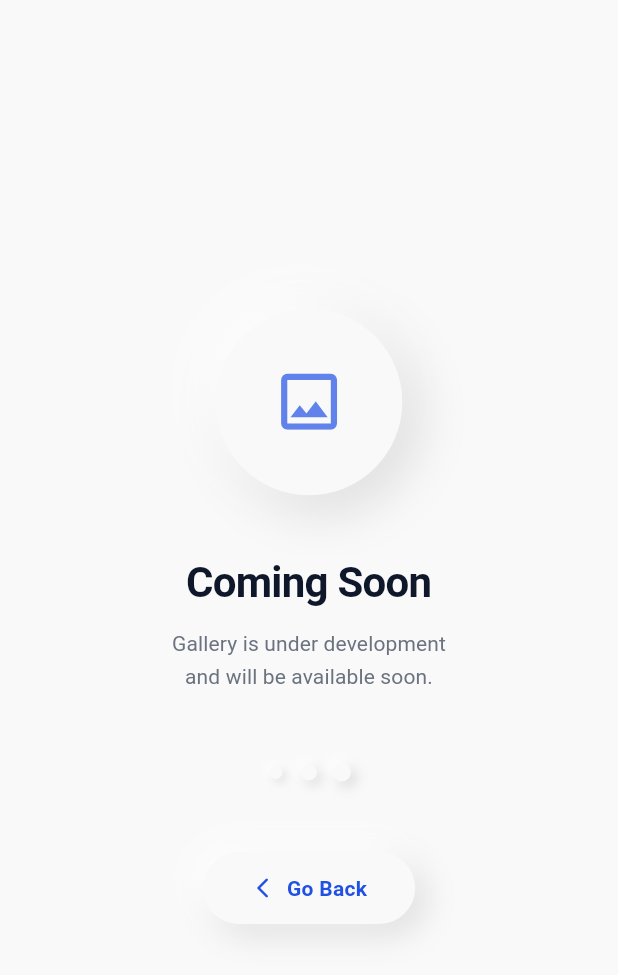
After one commit to ashmitkumar2005/lpuretouch, a Flutter app: the ComingSoonScreen screen opened directly, on a phone screen of 412 x 824 dp. The commit adds this screen. Shown: the top 975 px of the screen. Run offline on Flutter 3.47's test engine with Material 3 defaults, Android fonts, the phone set to English and light mode, and no system bars; our stand-ins replace connectivity_plus, dio, flutter_secure_storage, hive_flutter, shimmer; missing offline and left inert: encrypt; accounts and stored records are empty; Roboto replaces fonts that are missing (SF Pro Display, SF Pro Text).

Commit message:
feat: Coming Soon screen, Neumorphic profile modals, smooth transitions, 4-item dock, Hive cache
- Added ComingSoonScreen (Gallery dock slot) with pulsing Neumorphic icon + animated dots
- Applied Neumorphic dual-shadow cards to profile sub-section modals (Basic/Contact/Admission/Stay/QR)
- Profile modal transitions now use custom AnimationController (400ms easeOut) + snap
- Removed Files/folder from dock → now 4 items; LiquidHighlighter & itemWidth updated
- CacheService: replaced SharedPreferences with Hive binary boxes (lpu_cache_data + lpu_cache_meta)
- authService.fetchAnnouncements & fetchTimetable now read/write Hive cache
- Gallery dock button uses navigatorKey.currentState.push (fixes non-clickable bug)
- Dock observer: added '/' to mainRoutes (fixes dock disappearing on dashboard)
- Profile screen converted to StatefulWidget for AnimationController vsync

```diff
--- /dev/null
+++ b/lib/screens/coming_soon_screen.dart
@@ -0,0 +1,259 @@
+import 'dart:math' as math;
+import 'package:flutter/material.dart';
+import '../core/theme/design_tokens.dart';
+
+class ComingSoonScreen extends StatefulWidget {
+  final String featureName;
+  final IconData icon;
+
+  const ComingSoonScreen({
+    super.key,
+    this.featureName = 'Gallery',
+    this.icon = Icons.image_outlined,
+  });
+
+  @override
+  State<ComingSoonScreen> createState() => _ComingSoonScreenState();
+}
+
+class _ComingSoonScreenState extends State<ComingSoonScreen>
+    with SingleTickerProviderStateMixin {
+  late AnimationController _ctrl;
+  late Animation<double> _pulse;
+
+  @override
+  void initState() {
+    super.initState();
+    _ctrl = AnimationController(
+      vsync: this,
+      duration: const Duration(milliseconds: 2400),
+    )..repeat(reverse: true);
+    _pulse = CurvedAnimation(parent: _ctrl, curve: Curves.easeInOut);
+  }
+
+  @override
+  void dispose() {
+    _ctrl.dispose();
+    super.dispose();
+  }
+
+  @override
+  Widget build(BuildContext context) {
+    return Scaffold(
+      backgroundColor: AppColors.bgDashboard,
+      body: SafeArea(
+        child: Center(
+          child: Padding(
+            padding: const EdgeInsets.symmetric(horizontal: 40),
+            child: Column(
+              mainAxisSize: MainAxisSize.min,
+              children: [
+                // ── Animated Neumorphic Icon Container ──────────────────────
+                AnimatedBuilder(
+                  animation: _pulse,
+                  builder: (_, child) => Transform.scale(
+                    scale: 1.0 + _pulse.value * 0.04,
+                    child: Container(
+                      width: 120,
+                      height: 120,
+                      decoration: BoxDecoration(
+                        color: AppColors.bgDashboard,
+                        shape: BoxShape.circle,
+                        boxShadow: [
+                          BoxShadow(
+                            color: Colors.black
+                                .withOpacity(0.10 + _pulse.value * 0.05),
+                            blurRadius: 28,
+                            offset: const Offset(8, 8),
+                          ),
+                          BoxShadow(
+                            color: Colors.white
+                                .withOpacity(0.9 + _pulse.value * 0.1),
+                            blurRadius: 28,
+                            offset: const Offset(-8, -8),
+                          ),
+                        ],
+                      ),
+                      child: child,
+                    ),
+                  ),
+                  child: Icon(
+                    widget.icon,
+                    size: 48,
+                    color: AppColors.primaryBlue.withOpacity(0.7),
+                  ),
+                ),
+
+                const SizedBox(height: 40),
+
+                // ── "Coming Soon" heading ───────────────────────────────────
+                const Text(
+                  'Coming Soon',
+                  style: TextStyle(
+                    fontFamily: 'SF Pro Display',
+                    fontSize: 28,
+                    fontWeight: FontWeight.w700,
+                    color: AppColors.textPrimary,
+                    letterSpacing: -0.5,
+                  ),
+                ),
+                const SizedBox(height: 10),
+                Text(
+                  '${widget.featureName} is under development\nand will be available soon.',
+                  textAlign: TextAlign.center,
+                  style: const TextStyle(
+                    fontFamily: 'SF Pro Text',
+                    fontSize: 14,
+                    fontWeight: FontWeight.w400,
+                    color: AppColors.textTertiary,
+                    height: 1.6,
+                    letterSpacing: 0.1,
+                  ),
+                ),
+
+                const SizedBox(height: 48),
+
+                // ── Neumorphic "dots" progress indicator ───────────────────
+                _NeumorphicDots(animation: _pulse),
+
+                const SizedBox(height: 48),
+
+                // ── Neumorphic "Go Back" button ─────────────────────────────
+                _NeumorphicButton(
+                  label: 'Go Back',
+                  icon: Icons.arrow_back_ios_new_rounded,
+                  onTap: () {
+                    // Just switch back to first tab via the GlobalLayout
+                    Navigator.of(context).maybePop();
+                  },
+                ),
+              ],
+            ),
+          ),
+        ),
+      ),
+    );
+  }
+}
+
+// ── Neumorphic pulsing dots row ───────────────────────────────────────────────
+class _NeumorphicDots extends StatelessWidget {
+  final Animation<double> animation;
+  const _NeumorphicDots({required this.animation});
+
+  @override
+  Widget build(BuildContext context) {
+    return AnimatedBuilder(
+      animation: animation,
+      builder: (_, __) {
+        return Row(
+          mainAxisSize: MainAxisSize.min,
+          children: List.generate(3, (i) {
+            final phase = (animation.value + i / 3) % 1.0;
+            final scale = 0.7 + math.sin(phase * math.pi) * 0.5;
+            return Padding(
+              padding: const EdgeInsets.symmetric(horizontal: 6),
+              child: Transform.scale(
+                scale: scale,
+                child: Container(
+                  width: 10,
+                  height: 10,
+                  decoration: BoxDecoration(
+                    color: AppColors.bgDashboard,
+                    shape: BoxShape.circle,
+                    boxShadow: [
+                      BoxShadow(
+                        color: Colors.black.withOpacity(0.12 * scale),
+                        blurRadius: 6,
+                        offset: const Offset(3, 3),
+                      ),
+                      BoxShadow(
+                        color: Colors.white.withOpacity(0.9),
+                        blurRadius: 6,
+                        offset: const Offset(-3, -3),
+                      ),
+                    ],
+                  ),
+                ),
+              ),
+            );
+          }),
+        );
+      },
+    );
+  }
+}
+
+// ── Neumorphic tappable button ─────────────────────────────────────────────────
+class _NeumorphicButton extends StatefulWidget {
+  final String label;
+  final IconData icon;
+  final VoidCallback onTap;
+  const _NeumorphicButton({required this.label, required this.icon, required this.onTap});
+
+  @override
+  State<_NeumorphicButton> createState() => _NeumorphicButtonState();
+}
+
+class _NeumorphicButtonState extends State<_NeumorphicButton> {
+  bool _pressed = false;
+
+  @override
+  Widget build(BuildContext context) {
+    return GestureDetector(
+      onTapDown: (_) => setState(() => _pressed = true),
+      onTapUp: (_) { setState(() => _pressed = false); widget.onTap(); },
+      onTapCancel: () => setState(() => _pressed = false),
+      child: AnimatedContainer(
+        duration: const Duration(milliseconds: 130),
+        padding: const EdgeInsets.symmetric(horizontal: 32, vertical: 14),
+        decoration: BoxDecoration(
+          color: AppColors.bgDashboard,
+          borderRadius: BorderRadius.circular(30),
+          boxShadow: _pressed
+              ? [
+                  const BoxShadow(
+                    color: Colors.white,
+                    blurRadius: 6,
+                    offset: Offset(-2, -2),
+                  ),
+                  BoxShadow(
+                    color: Colors.black.withOpacity(0.06),
+                    blurRadius: 6,
+                    offset: const Offset(2, 2),
+                  ),
+                ]
+              : [
+                  BoxShadow(
+                    color: Colors.black.withOpacity(0.13),
+                    blurRadius: 18,
+                    offset: const Offset(6, 6),
+                  ),
+                  const BoxShadow(
+                    color: Colors.white,
+                    blurRadius: 18,
+                    offset: Offset(-6, -6),
+                  ),
+                ],
+        ),
+        child: Row(
+          mainAxisSize: MainAxisSize.min,
+          children: [
+            Icon(widget.icon, size: 16, color: AppColors.primaryBlue),
+            const SizedBox(width: 8),
+            Text(
+              widget.label,
+              style: const TextStyle(
+                fontFamily: 'SF Pro Display',
+                fontSize: 14,
+                fontWeight: FontWeight.w600,
+                color: AppColors.primaryBlue,
+                letterSpacing: 0.2,
+              ),
+            ),
+          ],
+        ),
+      ),
+    );
+  }
+}
```
Also changed, not shown: lib/main.dart (+12 -8 lines), lib/screens/profile_screen.dart (+76 -8 lines), lib/services/cache_service.dart (+70 -56 lines).
